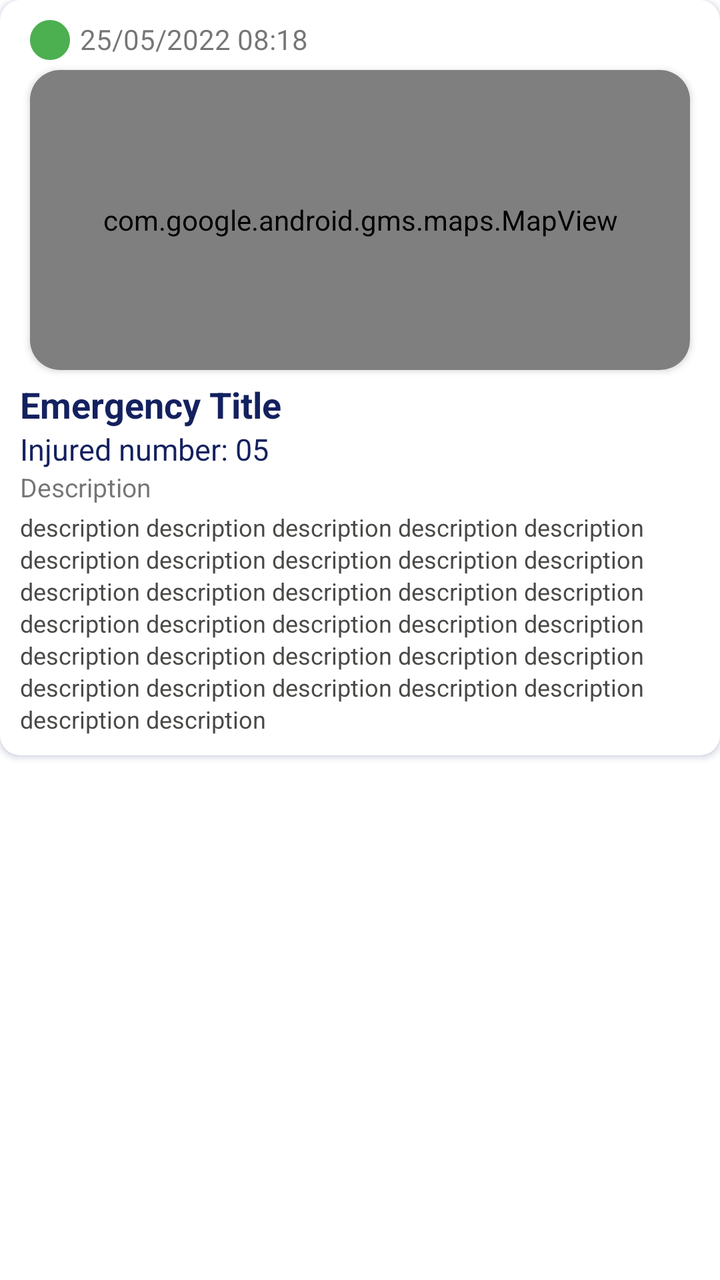
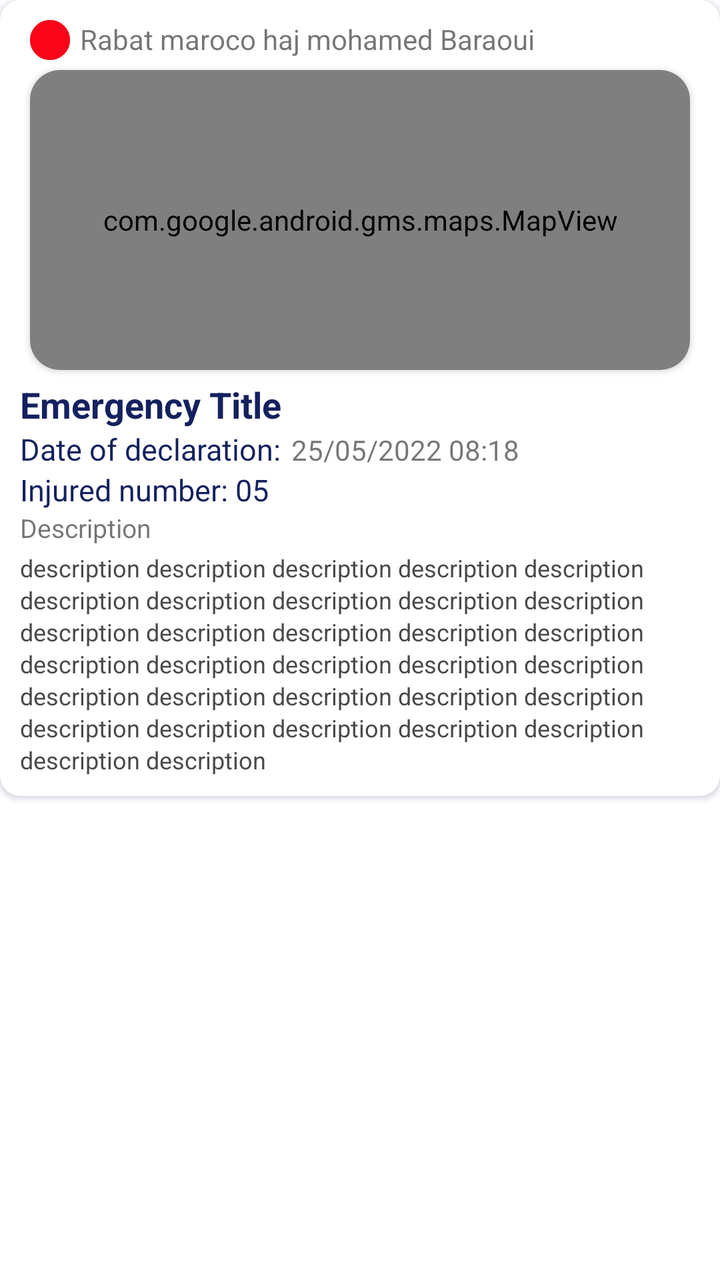

The first picture is an Android layout as it rendered before a commit; the second is the same layout after the commit. The layout source and the unified diff follow.
<!-- AndroidManifest.xml: application theme Theme.EmergencySystem -->
<!-- res/layout/urgence_item.xml -->
<?xml version="1.0" encoding="utf-8"?>
<RelativeLayout xmlns:android="http://schemas.android.com/apk/res/android"
    android:layout_width="match_parent"
    android:layout_height="wrap_content"
    android:layout_margin="5dp"
    xmlns:app="http://schemas.android.com/apk/res-auto">


    <androidx.cardview.widget.CardView
        android:layout_width="match_parent"
        android:layout_height="wrap_content"
        android:elevation="10dp"
        app:cardCornerRadius="10dp"
        android:outlineSpotShadowColor="@color/colorApp"
        android:outlineAmbientShadowColor="@color/colorApp"
        >
       <LinearLayout
           android:layout_width="match_parent"
           android:layout_height="wrap_content"
           android:orientation="vertical"
           android:padding="10dp"
           >
           <LinearLayout
               android:layout_width="match_parent"
               android:layout_height="wrap_content"
               >
               <ImageButton
                   android:layout_width="20dp"
                   android:layout_height="20dp"
                   android:layout_marginLeft="5dp"
                   android:background="@drawable/danger_shape"
                   app:backgroundTint="#4CAF50"
                   />
               <TextView
                   android:paddingStart="5dp"
                   android:id="@+id/dateEmergency"
                   android:layout_width="wrap_content"
                   android:layout_height="wrap_content"
                   android:text="25/05/2022 08:18"/>
           </LinearLayout>
           <androidx.cardview.widget.CardView
               android:layout_width="match_parent"
               android:layout_height="150dp"
               android:elevation="8dp"
               android:layout_margin="5dp"
               app:cardCornerRadius="15sp"
               >
               <com.google.android.gms.maps.MapView
                   android:id="@+id/mapitem"
                   app:layout_constraintStart_toStartOf="parent"
                   android:gravity="center"
                   android:layout_width="match_parent"
                   app:layout_constraintTop_toTopOf="parent"
                   android:layout_height="150dp" />
           </androidx.cardview.widget.CardView>
           <TextView
               android:layout_width="wrap_content"
               android:layout_height="wrap_content"
               android:text="Emergency Title"
               android:id="@+id/EmergencyTitle"
               android:textSize="18sp"
               android:textStyle="bold"
               android:textColor="@color/colorApp"
               />
           <LinearLayout
               android:layout_width="match_parent"
               android:layout_height="wrap_content"
               android:orientation="horizontal">
               <TextView
                   android:layout_width="wrap_content"
                   android:layout_height="wrap_content"
                   android:text="Injured number: "
                   android:textSize="15dp"
                   android:textColor="@color/colorApp"
                   />
               <TextView
                   android:id="@+id/InjuredNumber"
                   android:layout_width="wrap_content"
                   android:layout_height="wrap_content"
                   android:text="05"
                   android:textSize="15dp"
                   android:textColor="@color/colorApp"
                   />
           </LinearLayout>
           <TextView
               android:layout_width="wrap_content"
               android:layout_height="wrap_content"
               android:text="Description"
               android:layout_marginBottom="3dp"
               android:textSize="13sp"
               />
           <TextView
               android:id="@+id/DescriptionEmergency"
               android:layout_width="match_parent"
               android:layout_height="wrap_content"
               android:lineSpacingExtra="2sp"
               android:scrollbars="vertical"
               android:textColor="#494947"
               android:textSize="12sp"
               android:text="description description description description description description description description description description description description description description description description description description description description description description description description description description description description description description description description "
               />
       </LinearLayout>
    </androidx.cardview.widget.CardView>
</RelativeLayout>
<!-- resources referenced by this layout -->
<resources>
  <color name="colorApp">#FF14215F</color>
  <!-- drawable danger_shape (drawable) -->
  <?xml version="1.0" encoding="utf-8"?>
  <shape xmlns:android="http://schemas.android.com/apk/res/android"
      android:shape="oval"
      >
      <stroke android:color="@color/colorApp" android:width="1dp"/>
      <solid android:color="#4CAF50"/>
  </shape>
  <style name="Theme.EmergencySystem" parent="Theme.MaterialComponents.DayNight.DarkActionBar">
          
          <item name="colorPrimary">@color/purple_500</item>
          <item name="colorPrimaryVariant">@color/purple_700</item>
          <item name="colorOnPrimary">@color/white</item>
          
          <item name="colorSecondary">@color/teal_200</item>
          <item name="colorSecondaryVariant">@color/teal_700</item>
          <item name="colorOnSecondary">@color/black</item>
          
          <item name="android:statusBarColor" tools:targetApi="l">?attr/colorPrimaryVariant</item>
          
      </style>
  <color name="purple_500">#FF14215F</color>
  <color name="purple_700">#FF14215F</color>
  <color name="white">#FFFFFFFF</color>
  <color name="teal_200">#FF03DAC5</color>
  <color name="teal_700">#FF018786</color>
  <color name="black">#FF000000</color>
</resources>

<!-- the commit's change to res/layout/urgence_item.xml (unified diff, before → after) -->
@@ -24,19 +24,41 @@
                android:layout_width="match_parent"
                android:layout_height="wrap_content"
                >
-               <ImageButton
-                   android:layout_width="20dp"
-                   android:layout_height="20dp"
-                   android:layout_marginLeft="5dp"
-                   android:background="@drawable/danger_shape"
-                   app:backgroundTint="#4CAF50"
-                   />
+               <RelativeLayout
+                   android:layout_width="wrap_content"
+                   android:layout_height="wrap_content">
+                   <ImageButton
+                       android:id="@+id/imageDangerLevel1"
+                       android:layout_width="20dp"
+                       android:layout_height="20dp"
+                       android:layout_marginLeft="5dp"
+                       android:background="@drawable/danger_shape"
+                       app:backgroundTint="#4CAF50"
+                       />
+                   <ImageButton
+                       android:id="@+id/imageDangerLevel2"
+                       android:layout_width="20dp"
+                       android:layout_height="20dp"
+                       android:layout_marginLeft="5dp"
+                       android:background="@drawable/danger_shape"
+                       app:backgroundTint="@color/orangeColor"
+                       />
+                   <ImageButton
+                       android:id="@+id/imageDangerLevel3"
+                       android:layout_width="20dp"
+                       android:layout_height="20dp"
+                       android:layout_marginLeft="5dp"
+                       android:background="@drawable/danger_shape"
+                       app:backgroundTint="@color/redColor"
+                       />
+
+               </RelativeLayout>
                <TextView
                    android:paddingStart="5dp"
-                   android:id="@+id/dateEmergency"
+                   android:id="@+id/palceEmergencyName"
                    android:layout_width="wrap_content"
                    android:layout_height="wrap_content"
-                   android:text="25/05/2022 08:18"/>
+                   android:text="Rabat maroco haj mohamed Baraoui"/>
            </LinearLayout>
            <androidx.cardview.widget.CardView
                android:layout_width="match_parent"
@@ -62,6 +84,24 @@
                android:textStyle="bold"
                android:textColor="@color/colorApp"
                />
+           <LinearLayout
+               android:layout_width="match_parent"
+               android:layout_height="wrap_content"
+               android:orientation="horizontal"
+               >
+               <TextView
+                   android:layout_width="wrap_content"
+                   android:layout_height="wrap_content"
+                   android:textSize="15dp"
+                   android:textColor="@color/colorApp"
+                   android:text="Date of declaration:"/>
+               <TextView
+                   android:paddingStart="5dp"
+                   android:id="@+id/dateEmergency"
+                   android:layout_width="wrap_content"
+                   android:layout_height="wrap_content"
+                   android:text="25/05/2022 08:18"/>
+           </LinearLayout>
            <LinearLayout
                android:layout_width="match_parent"
                android:layout_height="wrap_content"
<!-- resource entries referenced after the edit -->
@@ -1,13 +1,15 @@
 <!-- resources referenced by this layout -->
 <resources>
   <color name="colorApp">#FF14215F</color>
+  <color name="orangeColor">#E6DF6960</color>
+  <color name="redColor">#FB0419</color>
   <!-- drawable danger_shape (drawable) -->
   <?xml version="1.0" encoding="utf-8"?>
   <shape xmlns:android="http://schemas.android.com/apk/res/android"
       android:shape="oval"
       >
       <stroke android:color="@color/colorApp" android:width="1dp"/>
-      <solid android:color="#4CAF50"/>
+  
   </shape>
   <style name="Theme.EmergencySystem" parent="Theme.MaterialComponents.DayNight.DarkActionBar">
           
